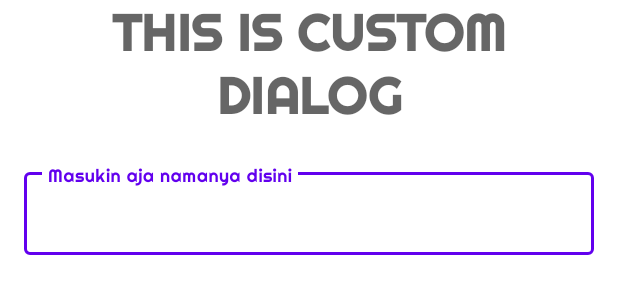
After one commit to andresaftari/Gemastik-EmergencySOS, an Android app: the layout dialog_otp.xml on its own in the app's theme, with its tools: preview values and no code run, on a phone screen of 412 x 824 dp. The commit adds this screen. Shown: the top 300 px of the screen. Run offline under Robolectric (Android 15) with nearby library versions, the phone set to English and light mode, and no system bars.

Commit message:
Registration fixed (without otp)

```diff
--- a/app/src/main/res/layout/activity_logo.xml
+++ b/app/src/main/res/layout/activity_logo.xml
@@ -18,8 +18,8 @@
     <ProgressBar
         android:id="@+id/pb_loading"
         style="@android:style/Widget.DeviceDefault.ProgressBar"
-        android:layout_width="80dp"
-        android:layout_height="80dp"
+        android:layout_width="wrap_content"
+        android:layout_height="wrap_content"
         android:layout_alignParentBottom="true"
         android:layout_centerHorizontal="true"
         android:layout_marginBottom="16dp" />
--- /dev/null
+++ b/app/src/main/res/layout/dialog_otp.xml
@@ -0,0 +1,32 @@
+<?xml version="1.0" encoding="utf-8"?>
+<RelativeLayout xmlns:android="http://schemas.android.com/apk/res/android"
+    android:layout_width="match_parent"
+    android:layout_height="wrap_content">
+
+    <TextView
+        android:id="@+id/textView"
+        android:layout_width="match_parent"
+        android:layout_height="wrap_content"
+        android:layout_marginStart="16dp"
+        android:layout_marginEnd="16dp"
+        android:text="THIS IS CUSTOM DIALOG"
+        android:textAlignment="center"
+        android:textAppearance="@style/TextAppearance.MaterialComponents.Headline4"
+        android:textStyle="bold" />
+
+    <com.google.android.material.textfield.TextInputLayout
+        android:id="@+id/editTextInput"
+        style="@style/Widget.MaterialComponents.TextInputLayout.OutlinedBox"
+        android:layout_width="match_parent"
+        android:layout_height="wrap_content"
+        android:layout_below="@id/textView"
+        android:layout_marginStart="16dp"
+        android:layout_marginTop="24dp"
+        android:layout_marginEnd="16dp">
+
+        <com.google.android.material.textfield.TextInputEditText
+            android:layout_width="match_parent"
+            android:layout_height="wrap_content"
+            android:hint="Masukin aja namanya disini" />
+    </com.google.android.material.textfield.TextInputLayout>
+</RelativeLayout>
--- a/app/src/main/res/values/strings.xml
+++ b/app/src/main/res/values/strings.xml
@@ -1,6 +1,11 @@
 <resources>
     <string name="app_name">D\'Urgence</string>
+
+    <!--Component-->
     <string name="inputName">Masukkan nama kamu</string>
     <string name="inputNumber">Masukkan nomor kamu</string>
+
+    <!--Button-->
     <string name="next">LANJUTKAN</string>
+    <string name="verification">VERIFIKASI</string>
 </resources>
```
Also changed, not shown: app/src/main/java/com/merpati/durgence/CustomDialogs.kt (added, +25 -0 lines), app/src/main/java/com/merpati/durgence/views/LogoActivity.kt (+29 -13 lines), app/src/main/java/com/merpati/durgence/views/RegisterActivity.kt (+15 -0 lines).
